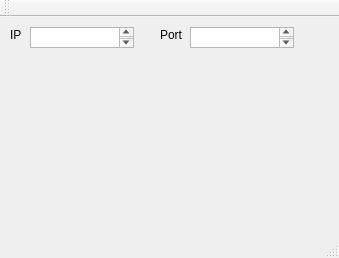
Old version of the form mainwindow.ui in the repository stzer/Seti_lab2_generator.
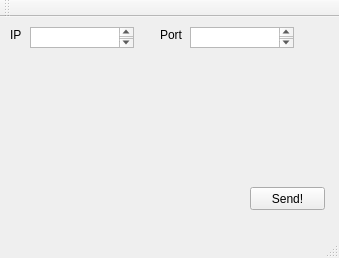
New version of the form.

```diff
--- a/mainwindow.ui
+++ b/mainwindow.ui
@@ -60,6 +60,19 @@
      <string>Port</string>
     </property>
    </widget>
+   <widget class="QPushButton" name="pushButton">
+    <property name="geometry">
+     <rect>
+      <x>250</x>
+      <y>170</y>
+      <width>75</width>
+      <height>23</height>
+     </rect>
+    </property>
+    <property name="text">
+     <string>Send!</string>
+    </property>
+   </widget>
   </widget>
   <widget class="QMenuBar" name="menuBar">
    <property name="geometry">
```
